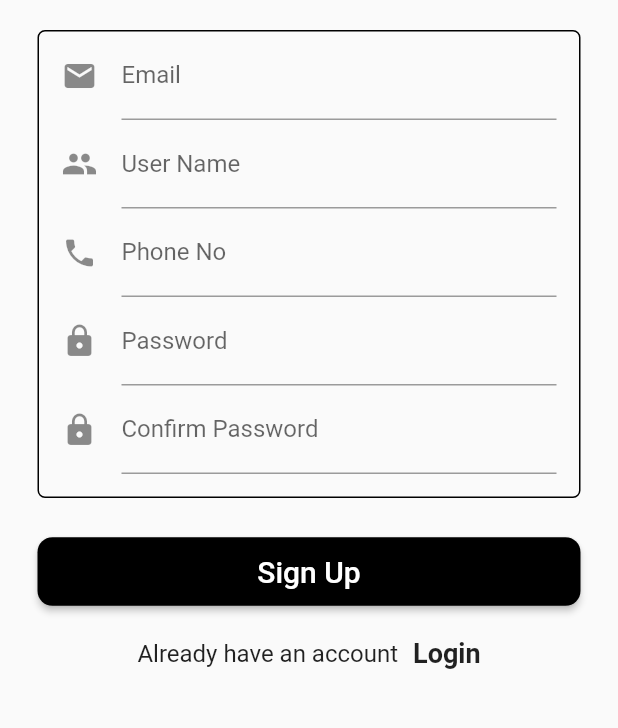
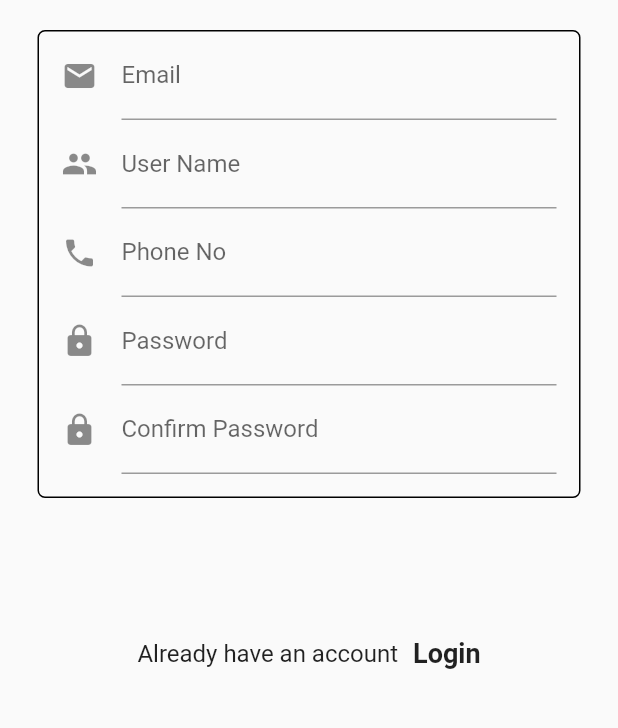
Before and after one commit to ngshenmeng2401/chat_apps_gochat, a Flutter app: the SignUpView screen opened by its route, on a phone screen of 412 x 824 dp, the part 453-1181 px from its top. Run offline on Flutter 3.47's test engine with Material 2 defaults, Android fonts, the phone set to English and light mode, and no system bars; our stand-ins replace animated_text_kit, badges, flutter_image_compress, flutter_spinkit, get, get_storage and 2 more; accounts and stored records are empty.

Commit message:
add state for checking textfield and button

```diff
--- a/lib/pages/signup/signup_view.dart
+++ b/lib/pages/signup/signup_view.dart
@@ -42,6 +42,7 @@ class SignUpView extends GetView<SignUpController> {
                       Padding(
                         padding:const EdgeInsets.fromLTRB(15,0,15,0),
                         child: TextField(
+                          onChanged: (value) => controller.checkTextField(),
                           keyboardType: TextInputType.emailAddress,
                           controller: controller.emailController,
                           decoration: InputDecoration(
@@ -54,6 +55,7 @@ class SignUpView extends GetView<SignUpController> {
                       Padding(
                         padding:const EdgeInsets.fromLTRB(15,0,15,0),
                         child: TextField(
+                          onChanged: (value) => controller.checkTextField(),
                           keyboardType: TextInputType.name,
                           controller: controller.userNameController,
                           decoration: InputDecoration(
@@ -66,6 +68,7 @@ class SignUpView extends GetView<SignUpController> {
                       Padding(
                         padding:const EdgeInsets.fromLTRB(15,0,15,0),
                         child: TextField(
+                          onChanged: (value) => controller.checkTextField(),
                           keyboardType: TextInputType.phone,
                           controller: controller.phoneNoController,
                           decoration: InputDecoration(
@@ -78,6 +81,7 @@ class SignUpView extends GetView<SignUpController> {
                       Padding(
                         padding:const EdgeInsets.fromLTRB(15,0,15,0),
                         child: TextField(
+                          onChanged: (value) => controller.checkTextField(),
                           keyboardType: TextInputType.visiblePassword,
                           controller: controller.passwordController,
                           decoration: InputDecoration(
@@ -91,6 +95,7 @@ class SignUpView extends GetView<SignUpController> {
                       Padding(
                         padding:const EdgeInsets.fromLTRB(15,0,15,15),
                         child: TextField(
+                          onChanged: (value) => controller.checkTextField(),
                           controller: controller.confirmPasswordController,
                           decoration: InputDecoration(
                             labelText:
@@ -104,23 +109,29 @@ class SignUpView extends GetView<SignUpController> {
                   ),
                 ),
                 const SizedBox(height:15),
-                MaterialButton(
+                Obx(() => MaterialButton(
                   shape: RoundedRectangleBorder(
                     borderRadius: BorderRadius.circular(10),
                   ),
                   height: screenHeight/18,
                   minWidth: screenWidth/1.1,
-                  color: Colors.black,
-                  onPressed: (){
-                    controller.signUpDialog();
-                  },
+                  color: controller.isTyping.value == true
+                    ? Colors.black
+                    : Colors.grey[200],
+                  onPressed: controller.isTyping.value == true
+                    ? (){
+                      controller.signUpDialog();
+                    }
+                    : null,
                   child: Text(
                     "Sign Up".tr,
-                    style: const TextStyle(
-                        color: Colors.white,
+                    style: TextStyle(
+                        color: controller.isTyping.value == true
+                        ? Colors.white
+                        : Colors.transparent,
                         fontSize: 20,
                     )),
-                ),
+                )),
                 const SizedBox(height:20),
                 Row(
                   mainAxisAlignment: MainAxisAlignment.center,
```
Also changed, not shown: lib/pages/signup/signup_controller.dart (+16 -66 lines).
